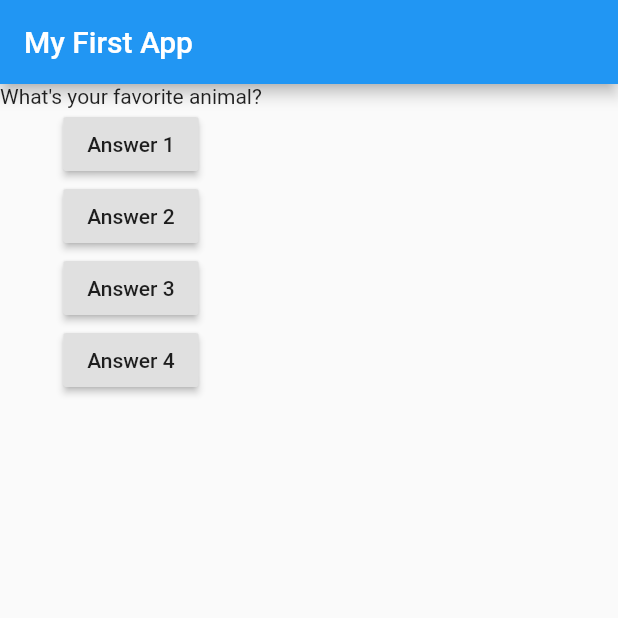
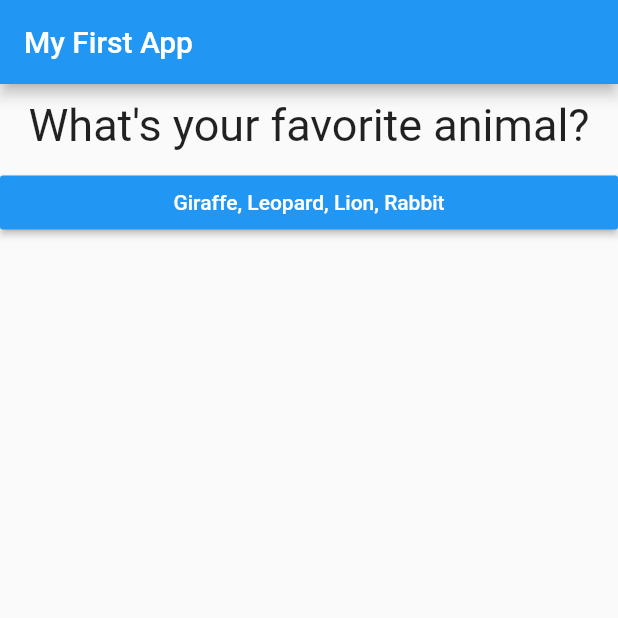
Before and after one commit to bigbenyayi/FlutterQuizzy, a Flutter app: the screen it shows after launch, on a phone screen of 412 x 824 dp, the top half of it. Run offline on Flutter 3.47's test engine with Material 2 defaults, Android fonts, the phone set to English and light mode, and no system bars.

Commit message:
Questions through cqllbqcks between frqgments

```diff
--- /dev/null
+++ b/lib/answer.dart
@@ -0,0 +1,22 @@
+import 'package:flutter/material.dart';
+
+class Answer extends StatelessWidget {
+  final Function selectHandler;
+  final String answerText;
+
+  Answer(this.selectHandler, this.answerText);
+
+  @override
+  Widget build(BuildContext context) {
+    // TODO: implement build
+    return Container(
+      width: double.infinity,
+      child: RaisedButton(
+        color: Colors.blue,
+        textColor: Colors.white,
+        child: Text(answerText),
+        onPressed: selectHandler,
+      ),
+    );
+  }
+}
--- a/lib/main.dart
+++ b/lib/main.dart
@@ -1,31 +1,42 @@
 import 'package:flutter/material.dart';
 
-void main() {
-  runApp(MyApp());
-}
+import './question.dart';
+import './answer.dart';
+
+void main() => runApp(MyApp());
 
 class MyApp extends StatefulWidget {
   @override
   State<StatefulWidget> createState() {
-    return MyAppState();
+    return _MyAppState();
   }
 }
 
-class MyAppState extends State<MyApp> {
-  int questionNumber = 0;
+class _MyAppState extends State<MyApp> {
+  var _questionIndex = 0;
 
-  void answerQuestion() {
+  void _answerQuestion() {
     setState(() {
-      questionNumber++;
+      _questionIndex = _questionIndex + 1;
     });
-    print('Answer chosen');
+    print(_questionIndex);
   }
 
   @override
   Widget build(BuildContext context) {
     var questions = [
-      'What\'s your favorite animal?',
-      'What is your favorite colour'
+      {
+        'questionText': 'What\'s your favorite animal?',
+        'answers': ['Giraffe, Leopard, Lion, Rabbit']
+      },
+      {
+        'questionText': 'What is your favorite colour',
+        'answers': ['Green, Red, Yellow, Blue']
+      },
+      {
+        'questionText': 'Who is your favorite?',
+        'answers': ['Ben, Ben, Ben, Ben']
+      },
     ];
     // TODO: implement build
     return MaterialApp(
@@ -34,16 +45,14 @@ class MyAppState extends State<MyApp> {
           title: Text('My First App'),
         ),
         body: Column(
-          children: <Widget>[
-            Text(questions[questionNumber]),
-            RaisedButton(child: Text('Answer 1'), onPressed: answerQuestion),
-            RaisedButton(
-                child: Text('Answer 2'),
-                onPressed: () {
-                  print('Answer 2 chosen');
-                }),
-            RaisedButton(child: Text('Answer 3'), onPressed: answerQuestion),
-            RaisedButton(child: Text('Answer 4'), onPressed: answerQuestion),
+          children: [
+            Question(
+              questions[_questionIndex]['questionText'],
+            ),
+            ...(questions[_questionIndex]['answers'] as List<String>)
+                .map((answer) {
+              return Answer(_answerQuestion, answer);
+            }).toList()
           ],
         ),
       ),
--- /dev/null
+++ b/lib/question.dart
@@ -0,0 +1,21 @@
+import 'package:flutter/widgets.dart';
+import 'package:flutter/material.dart';
+
+class Question extends StatelessWidget {
+  final String questionText;
+
+  Question(this.questionText);
+
+  @override
+  Widget build(BuildContext context) {
+    // TODO: implement build
+    return Container(
+      width: double.infinity,
+        margin: EdgeInsets.all(10),
+        child: Text(
+      questionText,
+      style: TextStyle(fontSize: 30),
+      textAlign: TextAlign.center,
+    ));
+  }
+}
--- a/pubspec.yaml
+++ b/pubspec.yaml
@@ -14,7 +14,7 @@ description: A new Flutter project.
 version: 1.0.0+1
 
 environment:
-  sdk: ">=2.1.0 <3.0.0"
+  sdk: ">=2.2.2 <3.0.0"
 
 dependencies:
   flutter:
```
